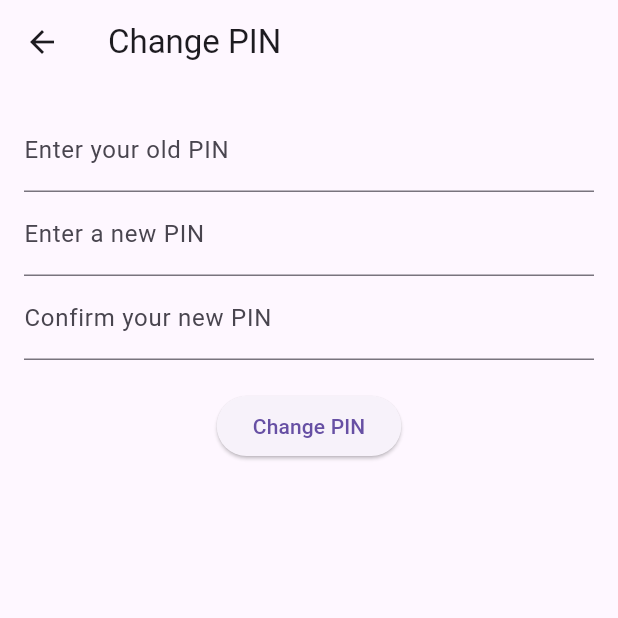
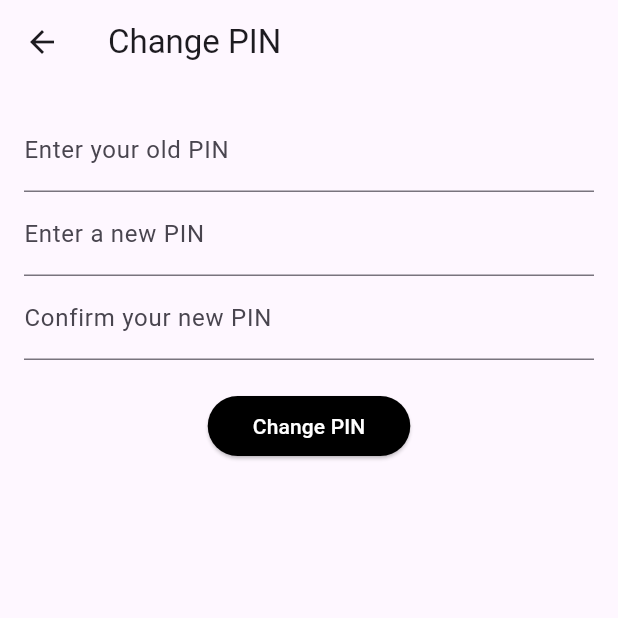
Before and after one commit to leo140803/final-exam-ambw, a Flutter app: the PinSettingsScreen screen opened by its route, on a phone screen of 412 x 824 dp, the top half of it. Run offline on Flutter 3.47's test engine with Material 3 defaults, Android fonts, the light colour scheme and no system bars; our stand-ins replace hive, hive_flutter; accounts and stored records are empty.

Commit message:
style: setting page

```diff
--- a/lib/setting.dart
+++ b/lib/setting.dart
@@ -20,12 +20,15 @@ class _PinSettingsScreenState extends State<PinSettingsScreen> {
         if (_newPinController.text == _confirmPinController.text) {
           await box.put('pin', _newPinController.text);
           Navigator.pop(context);
-          ScaffoldMessenger.of(context).showSnackBar(SnackBar(content: Text("PIN changed successfully")));
+          ScaffoldMessenger.of(context).showSnackBar(
+              SnackBar(content: Text("PIN changed successfully")));
         } else {
-          ScaffoldMessenger.of(context).showSnackBar(SnackBar(content: Text("New PIN does not match")));
+          ScaffoldMessenger.of(context)
+              .showSnackBar(SnackBar(content: Text("New PIN does not match")));
         }
       } else {
-        ScaffoldMessenger.of(context).showSnackBar(SnackBar(content: Text("Incorrect old PIN")));
+        ScaffoldMessenger.of(context)
+            .showSnackBar(SnackBar(content: Text("Incorrect old PIN")));
       }
     }
   }
@@ -81,7 +84,17 @@ class _PinSettingsScreenState extends State<PinSettingsScreen> {
               SizedBox(height: 20),
               ElevatedButton(
                 onPressed: _changePin,
-                child: Text('Change PIN'),
+                child: Text(
+                  'Change PIN',
+                  style: TextStyle(color: Colors.white),
+                ),
+                style: ElevatedButton.styleFrom(
+                  backgroundColor: Colors.black,
+                  shape: RoundedRectangleBorder(
+                    borderRadius: BorderRadius.circular(20.0),
+                  ),
+                  padding: EdgeInsets.symmetric(horizontal: 30, vertical: 10),
+                ),
               ),
             ],
           ),
```
